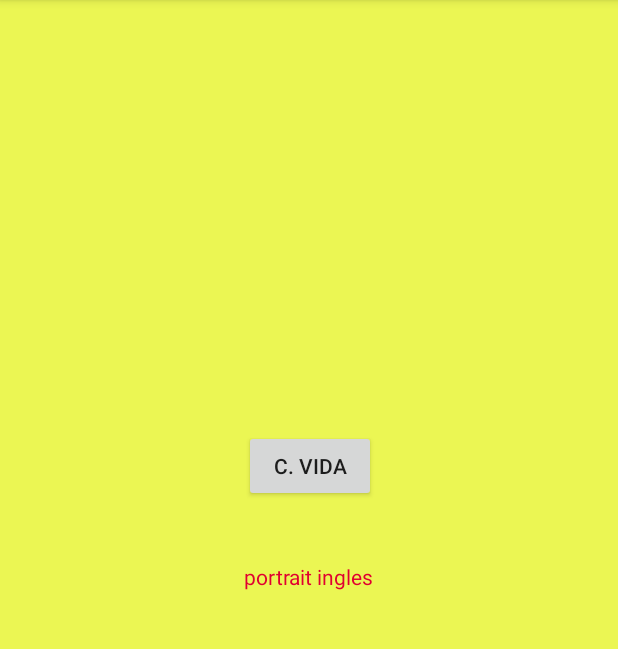
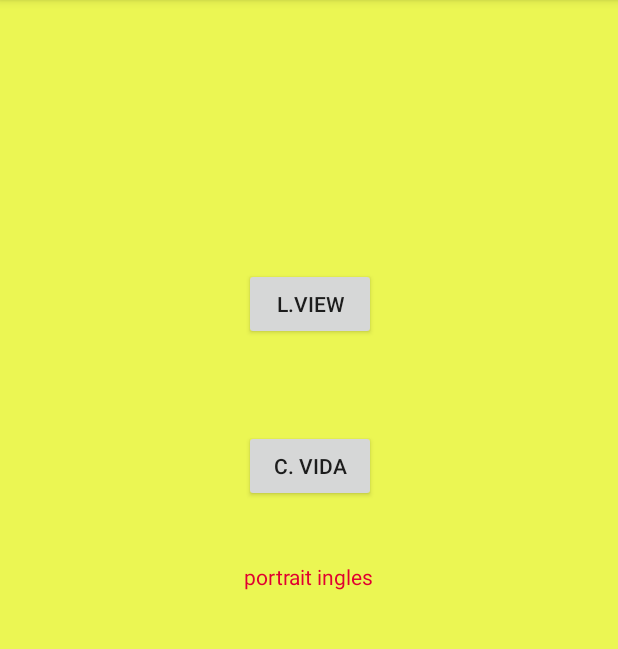
Before and after one commit to EPN-2023B-Moviles-GR2SW/mov-gr2sw-bravo-sandoval-diana-carolina, an Android app built with Jetpack Compose: the screen it shows after launch (MainActivity), on a phone screen of 412 x 824 dp, the part 84-733 px from its top. Run offline under Robolectric (Android 15) with nearby library versions, the phone set to English and light mode, and no system bars.

Commit message:
creacion carpeta deber01

```diff
--- /dev/null
+++ b/01-KOTLIN/Deber_01/gradle.properties
@@ -0,0 +1 @@
+kotlin.code.style=official
--- /dev/null
+++ b/01-KOTLIN/Deber_01/settings.gradle.kts
@@ -0,0 +1,2 @@
+
+rootProject.name = "Deber_01"
--- /dev/null
+++ b/01-KOTLIN/Deber_01/src/main/kotlin/Main.kt
@@ -0,0 +1,3 @@
+fun main(){
+    println("Hola mundo")
+}
--- a/02-Android/app/src/main/AndroidManifest.xml
+++ b/02-Android/app/src/main/AndroidManifest.xml
@@ -13,13 +13,15 @@
         android:theme="@style/Theme.AppCompat.Light"
         tools:targetApi="31">
         <activity
+            android:name=".BListView"
+            android:exported="false" />
+        <activity
             android:name=".ACicloVida"
             android:exported="false" />
         <activity
             android:name=".MainActivity"
             android:exported="true"
-            android:label="@string/app_name"
-            >
+            android:label="@string/app_name">
             <intent-filter>
                 <action android:name="android.intent.action.MAIN" />
 
--- /dev/null
+++ b/02-Android/app/src/main/java/com/example/b2023gr2sw/BEntrenador.kt
@@ -0,0 +1,3 @@
+package com.example.b2023gr2sw
+
+class BEntrenador (var id: Int, var nombre: String?, var descripcion: String?)
--- a/02-Android/app/src/main/res/layout/activity_main.xml
+++ b/02-Android/app/src/main/res/layout/activity_main.xml
@@ -28,4 +28,15 @@
         app:layout_constraintHorizontal_bias="0.0"
         app:layout_constraintStart_toStartOf="@+id/textView" />
 
+    <Button
+        android:id="@+id/btn_ir_list_view"
+        android:layout_width="wrap_content"
+        android:layout_height="wrap_content"
+        android:layout_marginBottom="60dp"
+        android:text="L.View"
+        app:layout_constraintBottom_toTopOf="@+id/btn_ciclo_vida"
+        app:layout_constraintEnd_toEndOf="@+id/btn_ciclo_vida"
+        app:layout_constraintHorizontal_bias="1.0"
+        app:layout_constraintStart_toStartOf="@+id/btn_ciclo_vida" />
+
 </androidx.constraintlayout.widget.ConstraintLayout>
```
Also changed, not shown: 01-KOTLIN/Deber_01/build.gradle.kts (added, +22 -0 lines), 02-Android/app/src/main/java/com/example/b2023gr2sw/BBaseDatosMemoria.kt (added, +12 -0 lines), 02-Android/app/src/main/java/com/example/b2023gr2sw/BListView.kt (added, +25 -0 lines), 02-Android/app/src/main/res/layout/activity_blist_view.xml (added, +30 -0 lines), 01-KOTLIN/Deber_01/gradle/wrapper/gradle-wrapper.properties (added), 5 other files.
